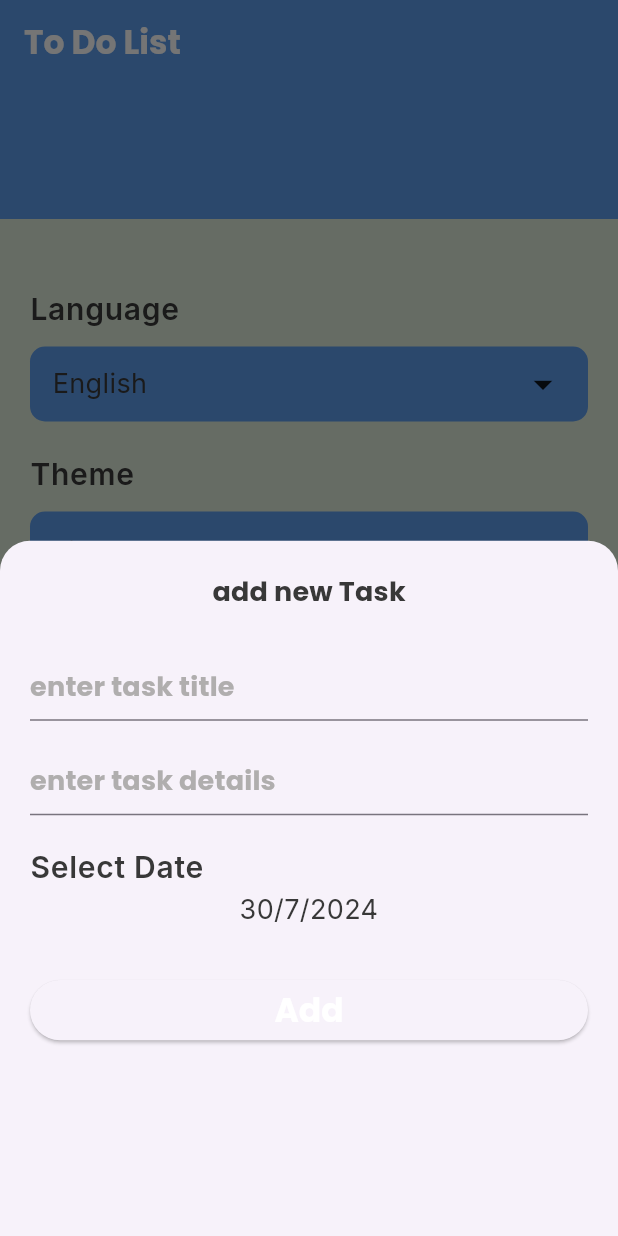
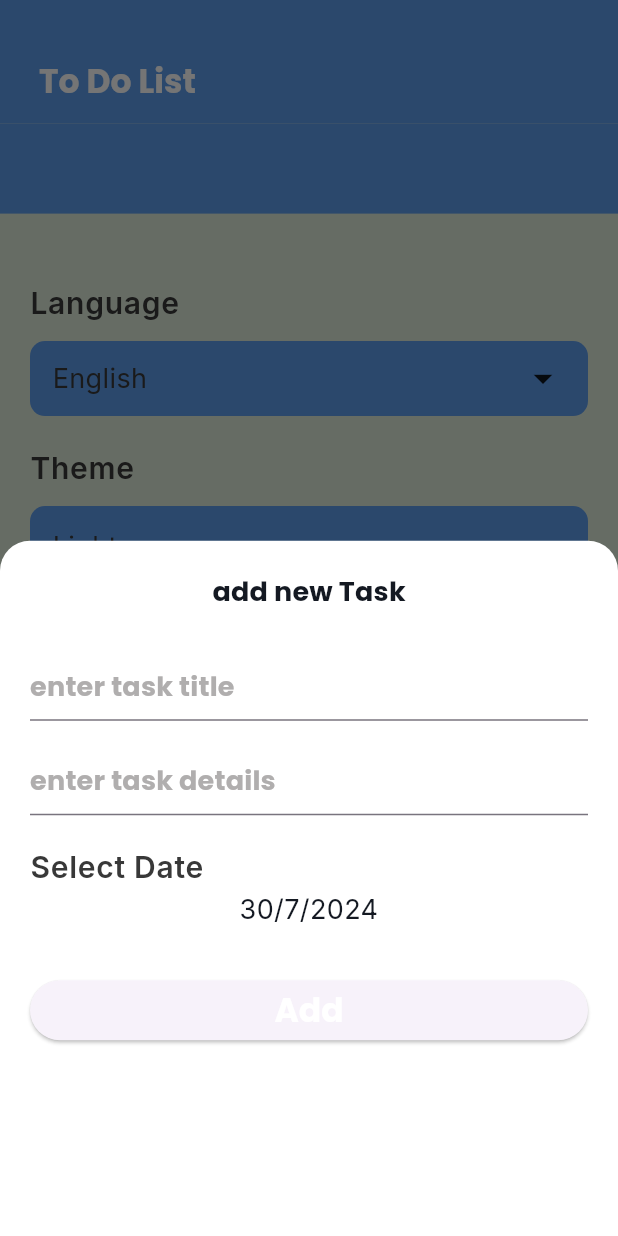
Before and after one commit to ShahdAhmed134/to_do, a Flutter app: the screen it shows after launch, item 2 of the bottom bar chosen, after a tap on the "add" icon, on a phone screen of 412 x 824 dp. Run offline on Flutter 3.47's test engine with Material 3 defaults, Android fonts, the phone set to English and light mode, and no system bars; our stand-ins replace cloud_firestore, easy_date_timeline, firebase_core, flutter_slidable, google_fonts; accounts and stored records are empty; generated files the repository leaves out were written again.

```diff
--- a/lib/add_list/add_list_tab.dart
+++ b/lib/add_list/add_list_tab.dart
@@ -1,14 +1,11 @@
-import 'package:cloud_firestore/cloud_firestore.dart';
 import 'package:easy_date_timeline/easy_date_timeline.dart';
 import 'package:flutter/material.dart';
 import 'package:provider/provider.dart';
 import 'package:to_do_app/add_list/add_list_item.dart';
 import 'package:to_do_app/app_colors.dart';
-import 'package:to_do_app/firebase.dart';
 import 'package:to_do_app/provider/provider_list.dart';
 
 import '../provider/app_config_provider.dart';
-import '../task.dart';
 
 class AddListgTab extends StatefulWidget {
   @override
@@ -28,17 +25,28 @@ class _AddListgTabState extends State<AddListgTab> {
         children: [
           EasyDateTimeLine(
             locale: provider.AppLanguage,
-            initialDate: DateTime.now(),
+            initialDate: providerList.selectDate,
             onDateChange: (selectedDate) {
-              //`selectedDate` the new date selected.
+              providerList.changeSelectDate(selectedDate);
             },
-            headerProps: const EasyHeaderProps(
+            headerProps: EasyHeaderProps(
+              monthStyle: TextStyle(
+                color: provider.isDark() ? AppColors.whiteColor : Colors.black,
+              ),
               monthPickerType: MonthPickerType.switcher,
+              selectedDateStyle: TextStyle(
+                color: provider.isDark() ? AppColors.whiteColor : Colors.black,
+              ),
               dateFormatter: DateFormatter.fullDateDMY(),
             ),
-            dayProps: const EasyDayProps(
-              disabledDayStyle: DayStyle(
-                dayStrStyle: TextStyle(color: AppColors.whiteColor),
+            dayProps: EasyDayProps(
+              inactiveDayStyle: DayStyle(
+                dayNumStyle: TextStyle(
+                    color:
+                        provider.isDark() ? AppColors.whiteColor : Colors.black,
+                    fontWeight:
+                        FontWeight.bold // Change the text color if needed
+                    ),
               ),
               dayStructure: DayStructure.dayStrDayNumMonth,
               activeDayStyle: DayStyle(
--- a/lib/add_list/add_task.dart
+++ b/lib/add_list/add_task.dart
@@ -19,9 +19,10 @@ class _AddTaskBottomSheetState extends State<AddTaskBottomSheet> {
   String title = '';
   String desc = '';
   late ProviderList providerList;
+  late AppConfigProvider provider;
   @override
   Widget build(BuildContext context) {
-    var provider = Provider.of<AppConfigProvider>(context);
+    provider = Provider.of<AppConfigProvider>(context);
     providerList = Provider.of<ProviderList>(context);
     return Container(
       margin: EdgeInsets.all(20),
@@ -29,7 +30,10 @@ class _AddTaskBottomSheetState extends State<AddTaskBottomSheet> {
         children: [
           Text(
             AppLocalizations.of(context)!.new_task,
-            style: Theme.of(context).textTheme.titleMedium,
+            style: Theme.of(context).textTheme.titleMedium!.copyWith(
+                color: provider.isDark()
+                    ? AppColors.whiteColor
+                    : AppColors.blackDarkColor),
           ),
           SizedBox(
             height: 25,
@@ -97,7 +101,10 @@ class _AddTaskBottomSheetState extends State<AddTaskBottomSheet> {
                     child: Text(
                         '${selectedDate.day}/${selectedDate.month}/${selectedDate.year}',
                         textAlign: TextAlign.center,
-                        style: Theme.of(context).textTheme.bodyMedium),
+                        style: Theme.of(context).textTheme.bodyMedium!.copyWith(
+                            color: provider.isDark()
+                                ? AppColors.whiteColor
+                                : AppColors.blackDarkColor)),
                   ),
                   SizedBox(
                     height: 30,
--- a/lib/firebase.dart
+++ b/lib/firebase.dart
@@ -22,4 +22,8 @@ class Firebase {
     task.id = taskDocument.id;
     return taskDocument.set(task);
   }
+
+  static Future<void> deleteTaskFromFireStore(Task task) {
+    return getTaskCollection().doc(task.id).delete();
+  }
 }
--- a/lib/home/home_screen.dart
+++ b/lib/home/home_screen.dart
@@ -17,16 +17,20 @@ class HomeScreen extends StatefulWidget {
 class _HomeScreenState extends State<HomeScreen> {
   int selectedIndex = 0;
 
+  late AppConfigProvider provider;
   @override
   Widget build(BuildContext context) {
-    var provider = Provider.of<AppConfigProvider>(context);
+    provider = Provider.of<AppConfigProvider>(context);
     return Scaffold(
         appBar: AppBar(
-          title: Text(
-            "To Do List",
-            style: Theme.of(context).textTheme.titleLarge,
+          title: Container(
+            margin: EdgeInsets.fromLTRB(10, 35, 0, 10),
+            child: Text(
+              "To Do List",
+              style: Theme.of(context).textTheme.titleLarge,
+            ),
           ),
-          //  toolbarHeight: MediaQuery.of(context).size.height * 0.1,
+          toolbarHeight: MediaQuery.of(context).size.height * 0.1,
         ),
         bottomNavigationBar: BottomAppBar(
           shape: CircularNotchedRectangle(),
@@ -69,7 +73,7 @@ class _HomeScreenState extends State<HomeScreen> {
         body: Column(children: [
           Container(
             width: double.infinity,
-            height: 90,
+            height: 60,
             color: AppColors.primaryColor,
           ),
           Expanded(child: selectedIndex == 0 ? AddListgTab() : SettingTab())
@@ -78,6 +82,8 @@ class _HomeScreenState extends State<HomeScreen> {
 
   void showBottomSheet() {
     showModalBottomSheet(
+      backgroundColor:
+          provider.isDark() ? AppColors.blackDarkColor : AppColors.whiteColor,
       context: context,
       builder: (context) => AddTaskBottomSheet(),
     );
--- a/lib/setting/setting_tab.dart
+++ b/lib/setting/setting_tab.dart
@@ -1,8 +1,11 @@
 import 'package:flutter/material.dart';
 import 'package:flutter_gen/gen_l10n/app_localizations.dart';
+import 'package:provider/provider.dart';
 import 'package:to_do_app/app_colors.dart';
 import 'package:to_do_app/setting/language_bottom_sheet.dart';
 import 'package:to_do_app/setting/theme_bottom_sheet.dart';
+
+import '../provider/app_config_provider.dart';
 
 class SettingTab extends StatefulWidget {
   @override
@@ -12,6 +15,7 @@ class SettingTab extends StatefulWidget {
 class _SettingTabState extends State<SettingTab> {
   @override
   Widget build(BuildContext context) {
+    var provider = Provider.of<AppConfigProvider>(context);
     return Container(
       margin: EdgeInsets.symmetric(vertical: 25, horizontal: 20),
       child: Column(
@@ -40,7 +44,9 @@ class _SettingTabState extends State<SettingTab> {
               child: Row(
                 mainAxisAlignment: MainAxisAlignment.spaceBetween,
                 children: [
-                  Text(AppLocalizations.of(context)!.english),
+                  Text(provider.AppLanguage == 'en'
+                      ? AppLocalizations.of(context)!.english
+                      : AppLocalizations.of(context)!.arabic),
                   Icon(
                     Icons.arrow_drop_down,
                     size: 30,
@@ -70,7 +76,9 @@ class _SettingTabState extends State<SettingTab> {
               child: Row(
                 mainAxisAlignment: MainAxisAlignment.spaceBetween,
                 children: [
-                  Text(AppLocalizations.of(context)!.light),
+                  Text(provider.appTheme == ThemeMode.light
+                      ? AppLocalizations.of(context)!.light
+                      : AppLocalizations.of(context)!.dark),
                   Icon(
                     Icons.arrow_drop_down,
                     size: 30,
--- a/pubspec.yaml
+++ b/pubspec.yaml
@@ -44,6 +44,7 @@ dependencies:
   easy_date_timeline: ^1.0.3
   firebase_core: ^2.24.2
   cloud_firestore: ^4.14.0
+  flutter_slidable: ^3.1.1
 
 dev_dependencies:
   flutter_test:
```
Also changed, not shown: lib/add_list/add_list_item.dart (+39 -7 lines), lib/provider/provider_list.dart (+21 -0 lines), lib/setting/language_bottom_sheet.dart (+8 -3 lines), lib/setting/theme_bottom_sheet.dart (+7 -2 lines), pubspec.lock.
